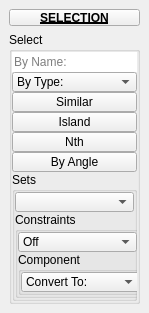
First picture: the form in tentacle/ui/3/selection.ui, repository m3trik/tentacle, before the edit.
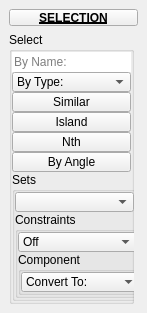
Second picture: the form after the edit. Custom widgets are drawn as their Qt base class.

```diff
--- a/tentacle/ui/3/selection.ui
+++ b/tentacle/ui/3/selection.ui
@@ -9,8 +9,8 @@
    <rect>
     <x>0</x>
     <y>0</y>
-    <width>149</width>
-    <height>312</height>
+    <width>147</width>
+    <height>295</height>
    </rect>
   </property>
   <property name="minimumSize">
@@ -80,7 +80,7 @@
         </property>
         <property name="maximumSize">
          <size>
-          <width>999</width>
+          <width>125</width>
           <height>999</height>
          </size>
         </property>
@@ -530,16 +530,16 @@
    <extends>QPushButton</extends>
    <header>widgets.pushbuttondraggable.h</header>
   </customwidget>
-  <customwidget>
-   <class>PushButton</class>
-   <extends>QPushButton</extends>
-   <header>widgets.pushbutton.h</header>
-  </customwidget>
   <customwidget>
    <class>ComboBox</class>
    <extends>QComboBox</extends>
    <header>widgets.combobox.h</header>
   </customwidget>
+  <customwidget>
+   <class>PushButton</class>
+   <extends>QPushButton</extends>
+   <header>widgets.pushbutton.h</header>
+  </customwidget>
  </customwidgets>
  <resources/>
  <connections/>
```
